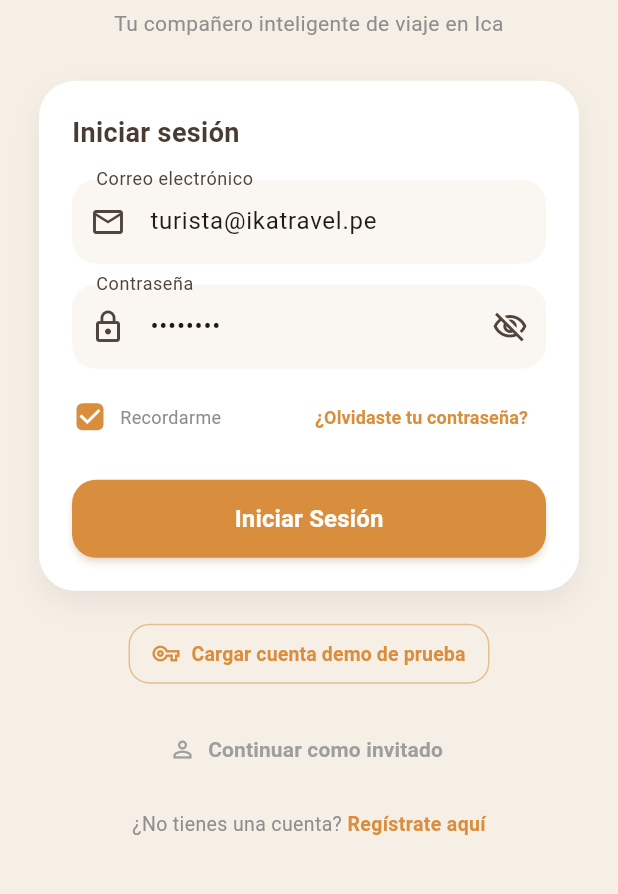
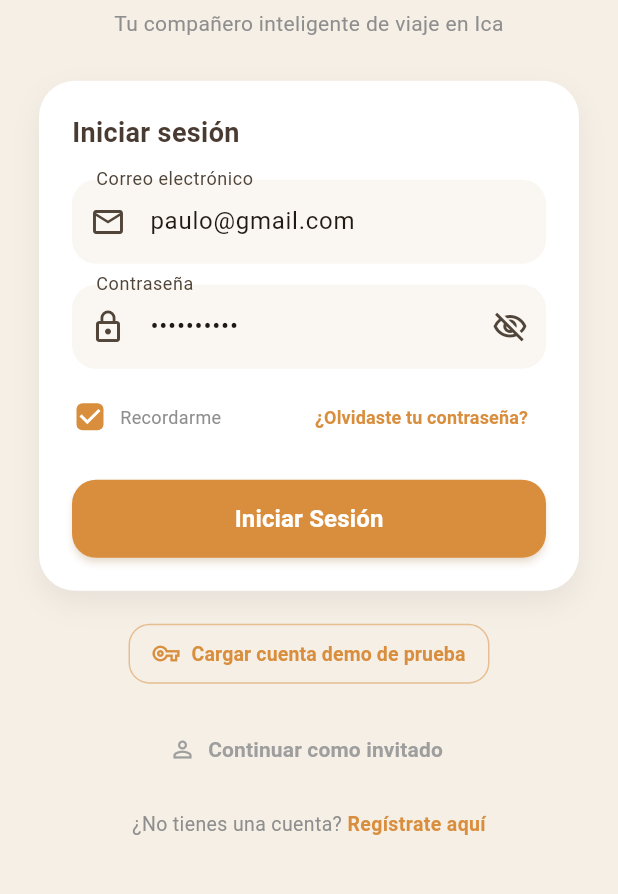
Before and after one commit to PauloMP-25/Ika-travel-platform, a Flutter app: the screen it shows after launch, after a tap on "Cargar cuenta demo de prueba", on a phone screen of 412 x 824 dp, the part 304-1198 px from its top. Run offline on Flutter 3.47's test engine with Material 3 defaults, Android fonts, the phone set to English and light mode, and no system bars; our stand-ins replace flutter_map, latlong2; missing offline and left inert: dart:html.

Commit message:
fix(mobile): configurar credenciales demo de paulo en pantalla de login
Se enlazaron las credenciales reales de paulo@gmail.com al boton demo.\nFecha y hora: 2026-10-19 18:56:34

```diff
--- a/ika_travel_mobile/lib/screens/pantalla_login.dart
+++ b/ika_travel_mobile/lib/screens/pantalla_login.dart
@@ -97,8 +97,8 @@ class _PantallaLoginState extends State<PantallaLogin> {
   }
 
   void _llenarCredencialesDemo() {
-    _emailController.text = 'turista@ikatravel.pe';
-    _passwordController.text = 'Ika2026*';
+    _emailController.text = 'paulo@gmail.com';
+    _passwordController.text = 'Zoodiaco2#';
     setState(() => _mensajeError = null);
   }
 
```
